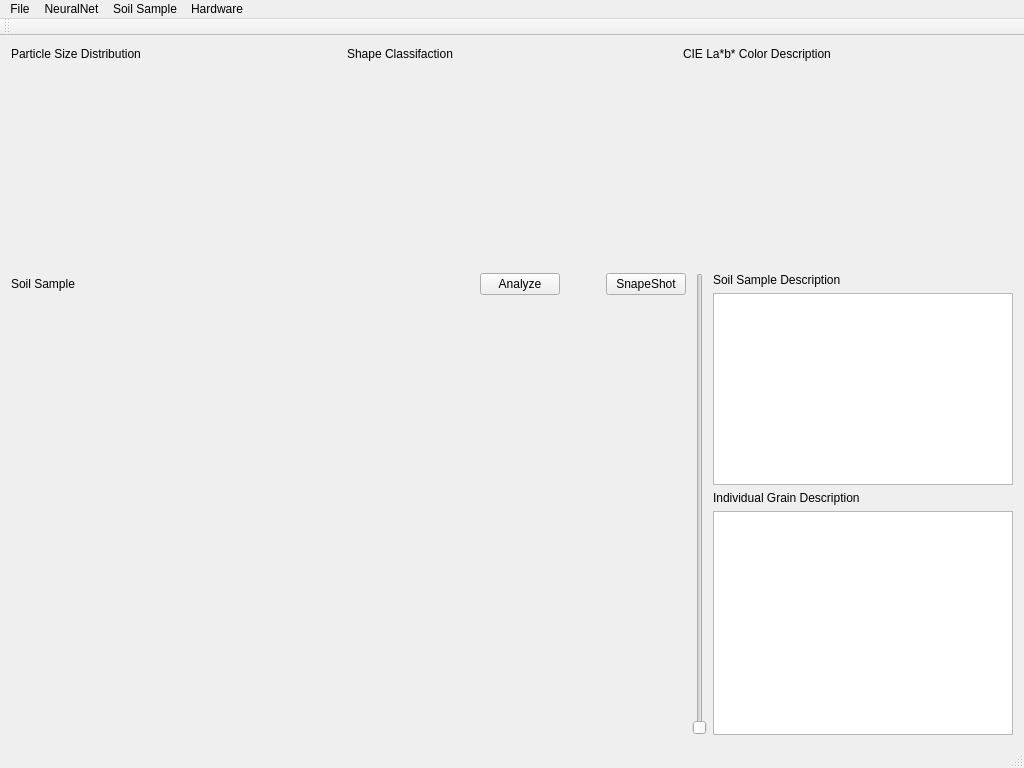
First picture: the form in src/VisionSoilAnalyzer/VSAGUI/vsagui.ui, repository jellespijker/VisionSoilAnalyzer, before the edit.
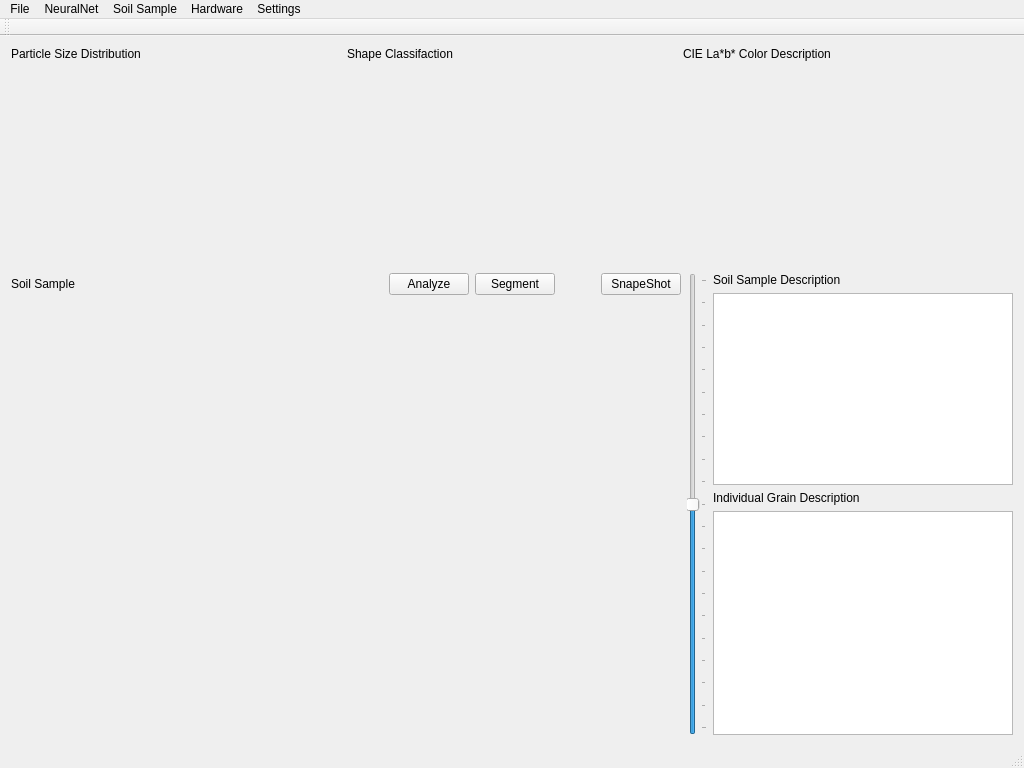
Second picture: the form after the edit. Icons and pictures are not drawn. Custom widgets are drawn as their Qt base class.

```diff
--- a/src/VisionSoilAnalyzer/VSAGUI/vsagui.ui
+++ b/src/VisionSoilAnalyzer/VSAGUI/vsagui.ui
@@ -127,6 +127,13 @@
               </property>
              </widget>
             </item>
+            <item>
+             <widget class="QPushButton" name="SegmentButton">
+              <property name="text">
+               <string>Segment</string>
+              </property>
+             </widget>
+            </item>
             <item>
              <spacer name="horizontalSpacer">
               <property name="orientation">
@@ -183,10 +190,19 @@
          </layout>
         </item>
         <item>
-         <widget class="QSlider" name="verticalSlider">
+         <widget class="QSlider" name="OffsetSlider">
+          <property name="minimum">
+           <number>-10</number>
+          </property>
+          <property name="maximum">
+           <number>10</number>
+          </property>
           <property name="orientation">
            <enum>Qt::Vertical</enum>
           </property>
+          <property name="tickPosition">
+           <enum>QSlider::TicksBelow</enum>
+          </property>
          </widget>
         </item>
         <item>
@@ -251,7 +267,7 @@
      <x>0</x>
      <y>0</y>
      <width>1024</width>
-     <height>27</height>
+     <height>25</height>
     </rect>
    </property>
    <widget class="QMenu" name="menuFile">
@@ -304,10 +320,22 @@
     <addaction name="menuMicroscope"/>
     <addaction name="actionSoilCape"/>
    </widget>
+   <widget class="QMenu" name="menuSettings">
+    <property name="title">
+     <string>Settings</string>
+    </property>
+    <addaction name="actionSave_Settings"/>
+    <addaction name="actionLoad_Settings"/>
+    <addaction name="separator"/>
+    <addaction name="actionRestore_Default"/>
+    <addaction name="separator"/>
+    <addaction name="actionSegmentation_Settings"/>
+   </widget>
    <addaction name="menuFile"/>
    <addaction name="menuNeuralNet"/>
    <addaction name="menuAbout"/>
    <addaction name="menuHardware"/>
+   <addaction name="menuSettings"/>
   </widget>
   <widget class="QToolBar" name="mainToolBar">
    <attribute name="toolBarArea">
```
Left out of the diff: 21 changed lines with no effect on the pictures.
